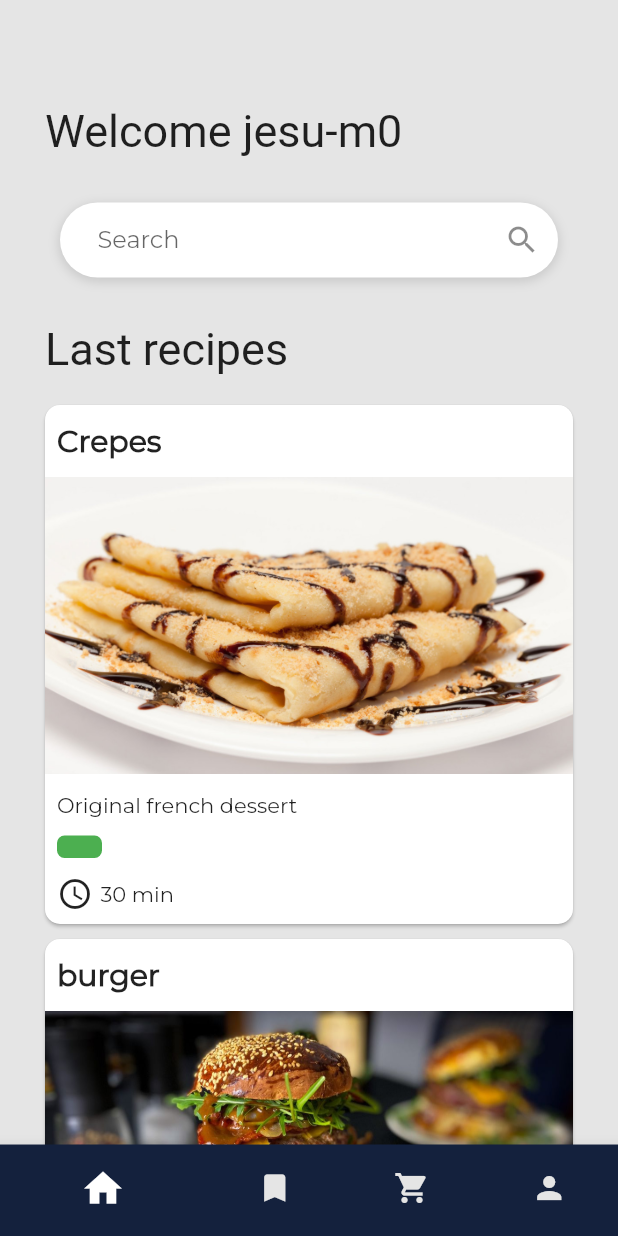
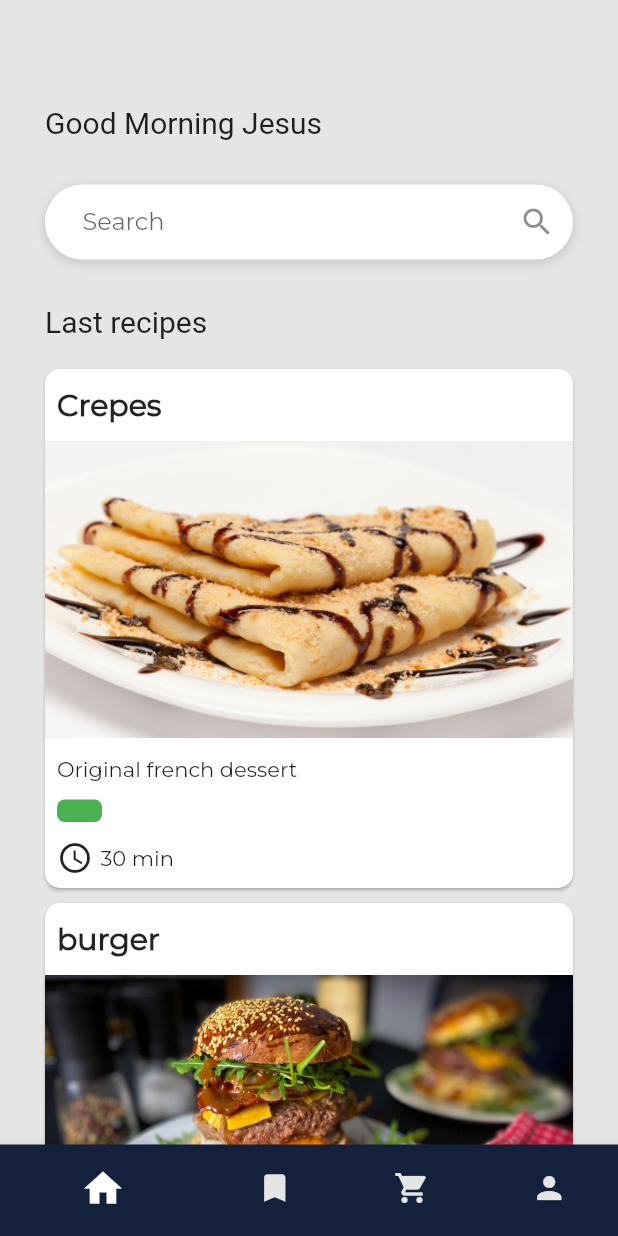
Before and after one commit to lintenn/GrateMate, a Flutter app: the screen it shows after launch, on a phone screen of 412 x 824 dp. Run offline on Flutter 3.47's test engine with Material 2 defaults, Android fonts, the phone set to English and light mode, and no system bars; our stand-ins replace carousel_slider, font_awesome_flutter, tuple; missing offline and left inert: flutter_ringtone_player, material_dialogs; Roboto replaces fonts that are missing (MontserratExtraBold); statements that could not run were skipped; project files that could hold a hidden picture were left out.

Commit message:
format and add dynamic greeting

```diff
--- a/grate_mate/lib/screens/mainPage.dart
+++ b/grate_mate/lib/screens/mainPage.dart
@@ -5,18 +5,16 @@ import '../global_information/colors_palette.dart';
 import '../global_information/global_users.dart' as Users;
 import '../models/recipe.dart';
 
-
-class MainPage extends StatefulWidget{
+class MainPage extends StatefulWidget {
   @override
   _MainPageState createState() => _MainPageState();
 }
 
-class _MainPageState extends State<MainPage>{
-
+class _MainPageState extends State<MainPage> {
   final _searchController = TextEditingController();
   bool _showError = false;
-  List <Recipe> recipes = globalRecipes.recipes;
-  List <Recipe> recipesFiltered = globalRecipes.recipes;
+  List<Recipe> recipes = globalRecipes.recipes;
+  List<Recipe> recipesFiltered = globalRecipes.recipes;
 
   @override
   void dispose() {
@@ -38,12 +36,15 @@ class _MainPageState extends State<MainPage>{
       String searchValue = _searchController.text;
       print(searchValue);
       setState(() {
-        recipesFiltered = recipes.where((recipe) => recipe.name.toLowerCase().contains(searchValue.toLowerCase())).toList();
+        recipesFiltered = recipes
+            .where((recipe) =>
+                recipe.name.toLowerCase().contains(searchValue.toLowerCase()))
+            .toList();
       });
     }
   }
 
-  Widget recipeCard(recipe){
+  Widget recipeCard(recipe) {
     return Center(
       child: GestureDetector(
         onTap: () {
@@ -51,11 +52,11 @@ class _MainPageState extends State<MainPage>{
         },
         child: Card(
           margin: const EdgeInsets.fromLTRB(10, 0, 10, 10),
-          shape:  RoundedRectangleBorder(
+          shape: RoundedRectangleBorder(
             borderRadius: BorderRadius.circular(10),
           ),
           child: Column(
-            crossAxisAlignment:CrossAxisAlignment.stretch,
+            crossAxisAlignment: CrossAxisAlignment.stretch,
             children: <Widget>[
               Padding(
                 padding: const EdgeInsets.fromLTRB(8, 12, 8, 12),
@@ -63,15 +64,13 @@ class _MainPageState extends State<MainPage>{
                   recipe.name,
                   style: const TextStyle(
                     fontWeight: FontWeight.bold,
-                    fontSize: 20,),
+                    fontSize: 20,
+                  ),
                 ),
               ),
               AspectRatio(
                   aspectRatio: 16 / 9,
-                  child: Image.asset(recipe.imageURL,
-                      fit: BoxFit.cover
-                  )
-              ),
+                  child: Image.asset(recipe.imageURL, fit: BoxFit.cover)),
               Padding(
                 padding: const EdgeInsets.fromLTRB(8, 12, 8, 8),
                 child: Text(recipe.description),
@@ -114,7 +113,7 @@ class _MainPageState extends State<MainPage>{
     );
   }
 
-  Widget getDfficultyBar(int difficulty){
+  Widget getDfficultyBar(int difficulty) {
     return Row(
       children: List.generate(
         difficulty,
@@ -123,7 +122,7 @@ class _MainPageState extends State<MainPage>{
           height: 15,
           margin: EdgeInsets.only(right: 5),
           decoration: BoxDecoration(
-            color: _getDifficultyColors(index+1),
+            color: _getDifficultyColors(index + 1),
             borderRadius: BorderRadius.circular(5),
           ),
         ),
@@ -165,38 +164,30 @@ class _MainPageState extends State<MainPage>{
     }
   }
 
-
   @override
   Widget build(BuildContext context) {
-    String userName = Users.isLogged? Users.userLogged.username : '';
+    String userFirstName = Users.isLogged ? Users.userLogged.firstName : '';
     return Scaffold(
       //backgroundColor: GrateMate.earthYellow[400],
       backgroundColor: GrateMate.grayGrateMate,
       body: Container(
         margin: const EdgeInsets.fromLTRB(20.0, 60.0, 20.0, 0.0),
         child: Column(
+          crossAxisAlignment: CrossAxisAlignment.start,
           children: <Widget>[
-            Padding(
+            Container(
               padding: EdgeInsets.fromLTRB(10, 10, 10, 10),
-              child: Row(
-                children: [
-                  Column(
-                    children: [
-                      Text(
-                        'Welcome $userName',
+              child: Text(
+                greetUser(userFirstName),
                 style: const TextStyle(
-                          fontSize: 30,
+                  fontSize: 20,
                   fontFamily: 'MontserratExtraBold',
                   //color: GrateMate.darkGrateMate
                 ),
               ),
-                    ],
-                  ),
-                ],
-              ),
             ),
             Container(
-              padding: EdgeInsets.fromLTRB(20, 20, 20, 10),
+              padding: EdgeInsets.fromLTRB(10, 20, 10, 10),
               child: Container(
                 decoration: const BoxDecoration(
                   color: Colors.white,
@@ -235,8 +226,7 @@ class _MainPageState extends State<MainPage>{
                     textAlign: TextAlign.left,
                     style: TextStyle(
                         color: Color(0xFFFD5D5D),
-                fontFamily: 'MontserratMedium'
-              ),
+                        fontFamily: 'MontserratMedium'),
                   )
                 : Container(),
             Row(
@@ -248,7 +238,7 @@ class _MainPageState extends State<MainPage>{
                       child: Text(
                         'Last recipes',
                         style: TextStyle(
-                            fontSize: 30,
+                          fontSize: 20,
                           fontFamily: 'MontserratExtraBold',
                           //color: GrateMate.darkGrateMate
                         ),
@@ -264,17 +254,15 @@ class _MainPageState extends State<MainPage>{
                 scrollDirection: Axis.vertical,
                 children: globalRecipes.recipes.map((recipe) => recipeCard(recipe)).toList(),
                 ),*/
-              child:
-                !recipesFiltered.isEmpty?
-               ListView.builder(
+              child: !recipesFiltered.isEmpty
+                  ? ListView.builder(
                       padding: const EdgeInsets.fromLTRB(0, 10, 0, 0),
                       itemCount: recipesFiltered.length,
                       itemBuilder: (context, index) {
                         return recipeCard(recipesFiltered[index]);
                       },
                     )
-              :
-                Row(
+                  : Row(
                       children: [
                         Flexible(
                           child: Column(
@@ -302,4 +290,20 @@ class _MainPageState extends State<MainPage>{
     );
   }
 
+  String greetUser(String userName) {
+    // Get the current time
+    DateTime now = DateTime.now();
+
+    // Extract the current hour from the time
+    int hour = now.hour;
+
+    // Check the current hour and return the appropriate greeting
+    if (hour >= 12 && hour < 18) {
+      return "Good Afternoon $userName";
+    } else if (hour >= 18 || hour < 3) {
+      return "Good Evening $userName";
+    } else {
+      return "Good Morning $userName";
     }
+  }
+}
```
Lines whose indentation alone changed are shown as unchanged.
